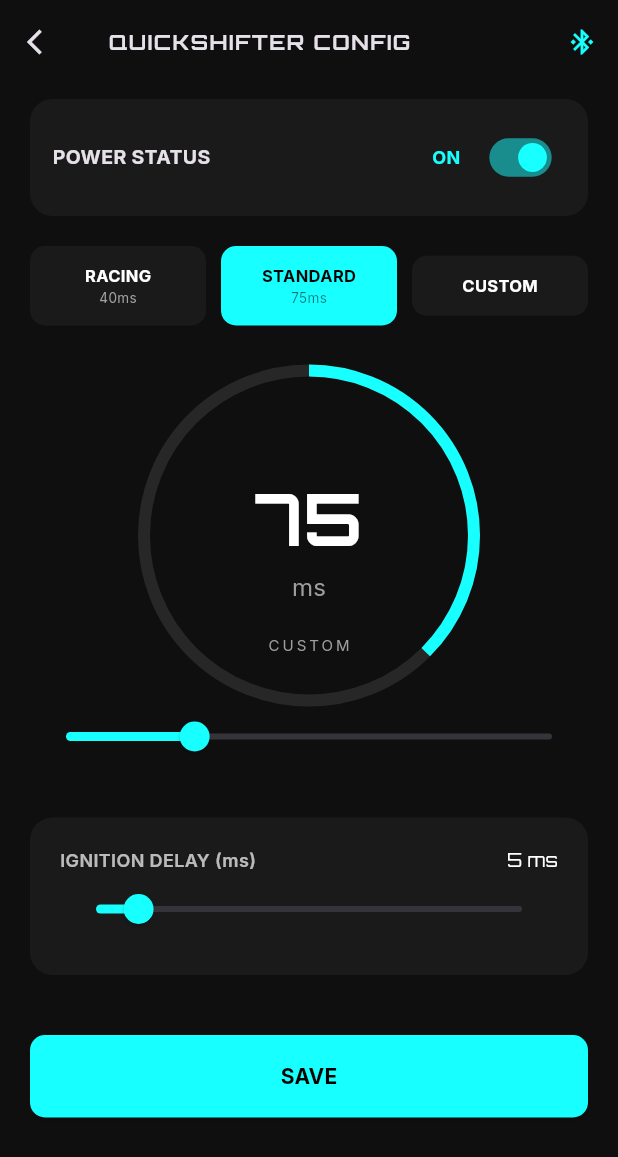
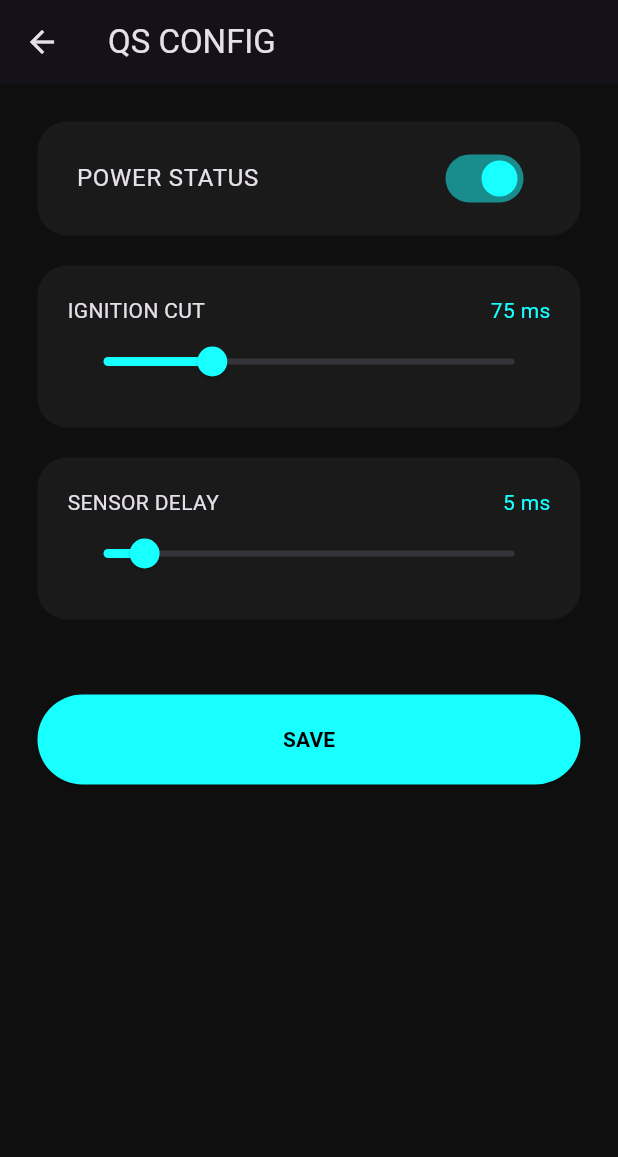
Before and after one commit to Dhans62/build-apk, a Flutter app: the QsDetailScreen screen opened directly, after a tap on "SAVE", on a phone screen of 412 x 824 dp. Shown: the top 1157 px of the screen. Run offline on Flutter 3.47's test engine with Material 3 defaults, Android fonts, the light colour scheme and no system bars; our stand-ins replace fl_chart, flutter_blue_plus, google_fonts.

Commit message:
Update main.dart

```diff
--- a/lib/main.dart
+++ b/lib/main.dart
@@ -1,9 +1,9 @@
 import 'dart:convert';
 import 'dart:async';
-import 'dart:math';
 import 'package:flutter/material.dart';
 import 'package:flutter_blue_plus/flutter_blue_plus.dart';
 import 'package:google_fonts/google_fonts.dart';
+import 'package:fl_chart/fl_chart.dart'; // Tambahkan fl_chart di pubspec.yaml kamu
 
 void main() => runApp(const DsProjekApp());
 
@@ -34,6 +34,10 @@ class _MainMenuState extends State<MainMenu> {
   bool _isConnected = false;
   StreamSubscription<BluetoothConnectionState>? _connectionSubscription;
 
+  // Variabel Global RPM untuk Dashboard
+  int currentRpm = 0;
+  StreamSubscription? _rpmSubscription;
+
   void _onDeviceConnected(BluetoothDevice device) {
     _connectionSubscription?.cancel();
     _connectionSubscription = device.connectionState.listen((state) {
@@ -42,8 +46,38 @@ class _MainMenuState extends State<MainMenu> {
           _connectedDevice = device;
           _isConnected = state == BluetoothConnectionState.connected;
         });
+        if (_isConnected) _startRpmListener(device);
       }
     });
+  }
+
+  // Listener untuk menangkap data RPM secara global
+  void _startRpmListener(BluetoothDevice device) async {
+    List<BluetoothService> services = await device.discoverServices();
+    for (var s in services) {
+      for (var c in s.characteristics) {
+        if (c.uuid.toString() == "beb5483e-36e1-4688-b7f5-ea07361b26a8") {
+          await c.setNotifyValue(true);
+          _rpmSubscription = c.onValueReceived.listen((value) {
+            String data = utf8.decode(value);
+            if (data.startsWith("DAT_RPM|")) {
+              if (mounted) {
+                setState(() {
+                  currentRpm = int.tryParse(data.split('|')[1]) ?? 0;
+                });
+              }
+            }
+          });
+        }
+      }
+    }
+  }
+
+  @override
+  void dispose() {
+    _connectionSubscription?.cancel();
+    _rpmSubscription?.cancel();
+    super.dispose();
   }
 
   @override
@@ -90,6 +124,7 @@ class _MainMenuState extends State<MainMenu> {
             ],
           ),
         ),
+
         Expanded(
           child: GridView.count(
             crossAxisCount: 2,
@@ -97,12 +132,16 @@ class _MainMenuState extends State<MainMenu> {
             mainAxisSpacing: 15,
             crossAxisSpacing: 15,
             children: [
-              _menuCard("QUICKSHIFTER", Icons.bolt, true),
-              _menuCard("LIMITER", Icons.speed, false),
-              _menuCard("TIMING KUDA", Icons.timer, false),
-              _menuCard("BACKFIRE", Icons.local_fire_department, false),
-              _menuCard("LIVE DATA ECU", Icons.analytics, false),
-              _menuCard("TABEL PENGAPIAN", Icons.grid_on, false),
+              _menuCard("QUICKSHIFTER", Icons.bolt, true, () {
+                Navigator.push(context, MaterialPageRoute(builder: (context) => QsDetailScreen(device: _connectedDevice)));
+              }),
+              _menuCard("LIVE RPM", Icons.analytics, true, () {
+                Navigator.push(context, MaterialPageRoute(builder: (context) => LiveRpmScreen(device: _connectedDevice)));
+              }),
+              _menuCard("LIMITER", Icons.speed, false, null),
+              _menuCard("TIMING KUDA", Icons.timer, false, null),
+              _menuCard("BACKFIRE", Icons.local_fire_department, false, null),
+              _menuCard("TABEL PENGAPIAN", Icons.grid_on, false, null),
             ],
           ),
         ),
@@ -110,13 +149,9 @@ class _MainMenuState extends State<MainMenu> {
     );
   }
 
-  Widget _menuCard(String title, IconData icon, bool active) {
+  Widget _menuCard(String title, IconData icon, bool active, VoidCallback? onTap) {
     return InkWell(
-      onTap: () {
-        if (active) {
-          Navigator.push(context, MaterialPageRoute(builder: (context) => QsDetailScreen(device: _connectedDevice)));
-        }
-      },
+      onTap: active ? onTap : null,
       child: Container(
         decoration: BoxDecoration(
           color: const Color(0xFF1A1A1A),
@@ -133,12 +168,15 @@ class _MainMenuState extends State<MainMenu> {
             ),
             const SizedBox(height: 12),
             Text(title, textAlign: TextAlign.center, style: GoogleFonts.inter(fontSize: 11, fontWeight: FontWeight.bold, color: active ? Colors.white : Colors.grey)),
+            if (title == "LIVE RPM" && _isConnected)
+              Text("$currentRpm", style: const TextStyle(color: Colors.cyanAccent, fontSize: 10)),
           ],
         ),
       ),
     );
   }
 
+  // --- BUILDER LAINNYA (BLE & SETTINGS) TETAP SAMA ---
   Widget _buildBlePage() {
     return Column(
       children: [
@@ -221,6 +259,117 @@ class _MainMenuState extends State<MainMenu> {
   }
 }
 
+// --- FITUR BARU: LIVE RPM SCREEN ---
+class LiveRpmScreen extends StatefulWidget {
+  final BluetoothDevice? device;
+  const LiveRpmScreen({super.key, this.device});
+
+  @override
+  State<LiveRpmScreen> createState() => _LiveRpmScreenState();
+}
+
+class _LiveRpmScreenState extends State<LiveRpmScreen> {
+  List<FlSpot> rpmPoints = [];
+  double xValue = 0;
+  int currentRpm = 0;
+  StreamSubscription? _sub;
+
+  @override
+  void initState() {
+    super.initState();
+    _connectToRpmStream();
+  }
+
+  void _connectToRpmStream() async {
+    if (widget.device == null) return;
+    List<BluetoothService> services = await widget.device!.discoverServices();
+    for (var s in services) {
+      for (var c in s.characteristics) {
+        if (c.uuid.toString() == "beb5483e-36e1-4688-b7f5-ea07361b26a8") {
+          _sub = c.onValueReceived.listen((value) {
+            String raw = utf8.decode(value);
+            if (raw.startsWith("DAT_RPM|")) {
+              int val = int.tryParse(raw.split('|')[1]) ?? 0;
+              _updateGraph(val.toDouble());
+            }
+          });
+        }
+      }
+    }
+  }
+
+  void _updateGraph(double val) {
+    setState(() {
+      currentRpm = val.toInt();
+      rpmPoints.add(FlSpot(xValue, val));
+      xValue += 1;
+      // Batasi 50 titik (Data 10 Detik) agar tidak lemot
+      if (rpmPoints.length > 50) {
+        rpmPoints.removeAt(0);
+      }
+    });
+  }
+
+  @override
+  void dispose() {
+    _sub?.cancel();
+    super.dispose();
+  }
+
+  @override
+  Widget build(BuildContext context) {
+    return Scaffold(
+      appBar: AppBar(title: Text("LIVE TELEMETRY", style: GoogleFonts.orbitron(fontSize: 14))),
+      body: Column(
+        children: [
+          const SizedBox(height: 20),
+          // KOTAK GRAFIK
+          Container(
+            height: 300,
+            margin: const EdgeInsets.all(20),
+            padding: const EdgeInsets.all(10),
+            decoration: BoxDecoration(
+              color: const Color(0xFF1A1A1A),
+              borderRadius: BorderRadius.circular(20),
+              border: Border.all(color: Colors.white10),
+            ),
+            child: LineChart(
+              LineChartData(
+                minY: 0, maxY: 15000,
+                minX: rpmPoints.isNotEmpty ? rpmPoints.first.x : 0,
+                maxX: rpmPoints.isNotEmpty ? rpmPoints.last.x : 10,
+                gridData: FlGridData(show: true, drawVerticalLine: false, getDrawingHorizontalLine: (value) => FlLine(color: Colors.white10, strokeWidth: 1)),
+                titlesData: const FlTitlesData(show: false),
+                borderData: FlBorderData(show: false),
+                lineBarsData: [
+                  LineChartBarData(
+                    spots: rpmPoints,
+                    isCurved: true,
+                    color: Colors.cyanAccent,
+                    barWidth: 3,
+                    isStrokeCapRound: true,
+                    dotData: const FlDotData(show: false),
+                    belowBarData: BarAreaData(show: true, color: Colors.cyanAccent.withOpacity(0.1)),
+                  ),
+                ],
+              ),
+            ),
+          ),
+          // DIGITAL RPM
+          Text("CURRENT ENGINE SPEED", style: GoogleFonts.inter(color: Colors.grey, letterSpacing: 1)),
+          const SizedBox(height: 10),
+          Text(
+            "$currentRpm",
+            style: GoogleFonts.orbitron(fontSize: 80, fontWeight: FontWeight.bold, color: Colors.cyanAccent),
+          ),
+          Text("RPM", style: GoogleFonts.orbitron(fontSize: 20, color: Colors.cyanAccent.withOpacity(0.5))),
+        ],
+      ),
+    );
+  }
+}
+
+// --- SCREEN QUICKSHIFTER (KODE SEBELUMNYA TETAP ADA) ---
 class QsDetailScreen extends StatefulWidget {
   final BluetoothDevice? device;
   const QsDetailScreen({super.key, this.device});
@@ -246,27 +395,15 @@ class _QsDetailScreenState extends State<QsDetailScreen> {
 
   void _initBleSync() async {
     if (widget.device == null) return;
-    try {
     List<BluetoothService> services = await widget.device!.discoverServices();
     for (var s in services) {
-        if (s.uuid.toString().toLowerCase() == serviceUuid) {
+      if (s.uuid.toString() == serviceUuid) {
         for (var c in s.characteristics) {
-            if (c.uuid.toString().toLowerCase() == charUuid) {
+          if (c.uuid.toString() == charUuid) {
             _targetChar = c;
             await c.setNotifyValue(true);
             _notifySub = c.onValueReceived.listen((value) {
-                _parseEcuData(utf8.decode(value));
-              });
-              await Future.delayed(const Duration(milliseconds: 500));
-              await c.write(utf8.encode("GET_QS"));
-            }
-          }
-        }
-      }
-    } catch(e) { print(e); }
-  }
-
-  void _parseEcuData(String data) {
+              String data = utf8.decode(value);
               if (data.startsWith("ACK_QS")) {
                 List<String> parts = data.split('|');
                 setState(() {
@@ -275,21 +412,18 @@ class _QsDetailScreenState extends State<QsDetailScreen> {
                   _valTime = double.parse(parts[3].split(':')[1]);
                 });
               }
+            });
+            await c.write(utf8.encode("GET_QS"));
+          }
+        }
+      }
+    }
   }
 
   void _sendData() async {
     if (_targetChar == null) return;
-    try {
-      // ATOMIC UPDATE: Mengirim satu string tunggal agar aman di Preferences ESP32
-      String payload = "QSSET|E:${_isOn ? 1 : 0}|C:${_cutTime.toInt()}|V:${_valTime.toInt()}";
-      await _targetChar!.write(utf8.encode(payload));
-
-      ScaffoldMessenger.of(context).showSnackBar(
-        const SnackBar(backgroundColor: Colors.cyanAccent, content: Text("SAVE SUCCESS", style: TextStyle(color: Colors.black, fontWeight: FontWeight.bold)))
-      );
-    } catch (e) {
-      ScaffoldMessenger.of(context).showSnackBar(const SnackBar(content: Text("Gagal menyimpan ke ECU")));
-    }
+    await _targetChar!.write(utf8.encode("QSSET|E:${_isOn?1:0}|C:${_cutTime.toInt()}|V:${_valTime.toInt()}"));
+    ScaffoldMessenger.of(context).showSnackBar(const SnackBar(content: Text("SAVE SUCCESS")));
   }
 
   @override
@@ -301,146 +435,49 @@ class _QsDetailScreenState extends State<QsDetailScreen> {
   @override
   Widget build(BuildContext context) {
     return Scaffold(
-      backgroundColor: const Color(0xFF0F0F0F),
-      appBar: AppBar(
-        backgroundColor: Colors.transparent,
-        elevation: 0,
-        leading: IconButton(icon: const Icon(Icons.arrow_back_ios, size: 20), onPressed: () => Navigator.pop(context)),
-        title: Text("QUICKSHIFTER CONFIG", style: GoogleFonts.orbitron(fontSize: 14, fontWeight: FontWeight.bold, letterSpacing: 1)),
-        actions: [
-           IconButton(onPressed: () {}, icon: const Icon(Icons.bluetooth_connected, color: Colors.cyanAccent, size: 20)),
-        ],
-      ),
+      appBar: AppBar(title: const Text("QS CONFIG")),
       body: SingleChildScrollView(
-        padding: const EdgeInsets.symmetric(horizontal: 20),
+        padding: const EdgeInsets.all(25),
         child: Column(
           children: [
-            const SizedBox(height: 10),
-            // POWER STATUS CARD
             Container(
-              padding: const EdgeInsets.all(15),
-              decoration: BoxDecoration(color: const Color(0xFF1A1A1A), borderRadius: BorderRadius.circular(15)),
-              child: Row(
-                mainAxisAlignment: MainAxisAlignment.spaceBetween,
-                children: [
-                  Text("POWER STATUS", style: GoogleFonts.inter(fontWeight: FontWeight.bold, fontSize: 13)),
-                  Row(
-                    children: [
-                      Text(_isOn ? "ON" : "OFF", style: GoogleFonts.inter(color: _isOn ? Colors.cyanAccent : Colors.grey, fontWeight: FontWeight.bold, fontSize: 12)),
-                      const SizedBox(width: 10),
-                      Transform.scale(
-                        scale: 0.8,
-                        child: Switch(
+              padding: const EdgeInsets.all(10),
+              decoration: BoxDecoration(color: const Color(0xFF1A1A1A), borderRadius: BorderRadius.circular(20)),
+              child: SwitchListTile(
+                title: const Text("POWER STATUS"),
                 value: _isOn,
                 activeColor: Colors.cyanAccent,
                 onChanged: (v) => setState(() => _isOn = v),
               ),
             ),
-                    ],
-                  )
-                ],
+            const SizedBox(height: 20),
+            _buildSliderCard("IGNITION CUT", _cutTime, 30, 200, (v) => setState(() => _cutTime = v)),
+            const SizedBox(height: 20),
+            _buildSliderCard("SENSOR DELAY", _valTime, 0, 50, (v) => setState(() => _valTime = v)),
+            const SizedBox(height: 50),
+            ElevatedButton(
+              style: ElevatedButton.styleFrom(backgroundColor: Colors.cyanAccent, minimumSize: const Size(double.infinity, 60)),
+              onPressed: _sendData,
+              child: const Text("SAVE", style: TextStyle(color: Colors.black, fontWeight: FontWeight.bold)),
             ),
-            ),
-            const SizedBox(height: 20),
-            // PRESET BUTTONS
-            Row(
-              children: [
-                _presetBtn("RACING", "40ms", _cutTime == 40, () => setState(() => _cutTime = 40)),
-                const SizedBox(width: 10),
-                _presetBtn("STANDARD", "75ms", _cutTime == 75, () => setState(() => _cutTime = 75)),
-                const SizedBox(width: 10),
-                _presetBtn("CUSTOM", "", _cutTime != 40 && _cutTime != 75, () {}),
-              ],
-            ),
-            const SizedBox(height: 30),
-            // GAUGE CUSTOM IMITATION
-            Stack(
-              alignment: Alignment.center,
-              children: [
-                SizedBox(
-                  width: 220, height: 220,
-                  child: CircularProgressIndicator(
-                    value: _cutTime / 200,
-                    strokeWidth: 8,
-                    backgroundColor: Colors.white10,
-                    valueColor: const AlwaysStoppedAnimation<Color>(Colors.cyanAccent),
-                  ),
-                ),
-                Column(
-                  children: [
-                    Text("${_cutTime.toInt()}", style: GoogleFonts.orbitron(fontSize: 48, fontWeight: FontWeight.bold, color: Colors.white)),
-                    Text("ms", style: GoogleFonts.inter(fontSize: 16, color: Colors.grey)),
-                  ],
-                ),
-                Positioned(
-                  bottom: 30,
-                  child: Text("CUSTOM", style: GoogleFonts.inter(fontSize: 10, color: Colors.grey, letterSpacing: 2)),
-                ),
-                // Slider invisible over gauge or below it
-              ],
-            ),
-            Slider(
-              value: _cutTime, min: 30, max: 200,
-              activeColor: Colors.cyanAccent,
-              onChanged: (v) => setState(() => _cutTime = v),
-            ),
-            const SizedBox(height: 30),
-            // IGNITION DELAY SLIDER
-            Container(
-              padding: const EdgeInsets.all(20),
-              decoration: BoxDecoration(color: const Color(0xFF1A1A1A), borderRadius: BorderRadius.circular(15)),
-              child: Column(
-                children: [
-                  Row(
-                    mainAxisAlignment: MainAxisAlignment.spaceBetween,
-                    children: [
-                      Text("IGNITION DELAY (ms)", style: GoogleFonts.inter(fontSize: 12, fontWeight: FontWeight.w600, color: Colors.white70)),
-                      Text("${_valTime.toInt()} ms", style: GoogleFonts.orbitron(fontSize: 12, color: Colors.white)),
-                    ],
-                  ),
-                  Slider(
-                    value: _valTime, min: 0, max: 50,
-                    activeColor: Colors.cyanAccent,
-                    onChanged: (v) => setState(() => _valTime = v),
-                  ),
-                ],
-              ),
-            ),
-            const SizedBox(height: 40),
-            // SAVE BUTTON
-            ElevatedButton(
-              style: ElevatedButton.styleFrom(
-                backgroundColor: Colors.cyanAccent,
-                minimumSize: const Size(double.infinity, 55),
-                shape: RoundedRectangleBorder(borderRadius: BorderRadius.circular(10)),
-              ),
-              onPressed: _sendData,
-              child: Text("SAVE", style: GoogleFonts.inter(color: Colors.black, fontWeight: FontWeight.bold, fontSize: 14)),
-            ),
-            const SizedBox(height: 20),
           ],
         ),
       ),
     );
   }
 
-  Widget _presetBtn(String label, String ms, bool active, VoidCallback onTap) {
-    return Expanded(
-      child: InkWell(
-        onTap: onTap,
-        child: Container(
-          padding: const EdgeInsets.symmetric(vertical: 12),
-          decoration: BoxDecoration(
-            color: active ? Colors.cyanAccent : const Color(0xFF1A1A1A),
-            borderRadius: BorderRadius.circular(10),
-          ),
+  Widget _buildSliderCard(String title, double val, double min, double max, Function(double) onChanged) {
+    return Container(
+      padding: const EdgeInsets.all(20),
+      decoration: BoxDecoration(color: const Color(0xFF1A1A1A), borderRadius: BorderRadius.circular(20)),
       child: Column(
         children: [
-              Text(label, style: GoogleFonts.inter(fontSize: 11, fontWeight: FontWeight.bold, color: active ? Colors.black : Colors.white)),
-              if (ms.isNotEmpty) Text(ms, style: GoogleFonts.inter(fontSize: 9, color: active ? Colors.black54 : Colors.grey)),
+          Row(
+            mainAxisAlignment: MainAxisAlignment.spaceBetween,
+            children: [Text(title), Text("${val.toInt()} ms", style: const TextStyle(color: Colors.cyanAccent))],
+          ),
+          Slider(value: val, min: min, max: max, activeColor: Colors.cyanAccent, onChanged: onChanged),
         ],
-          ),
-        ),
       ),
     );
   }
```
Lines whose indentation alone changed are shown as unchanged.
